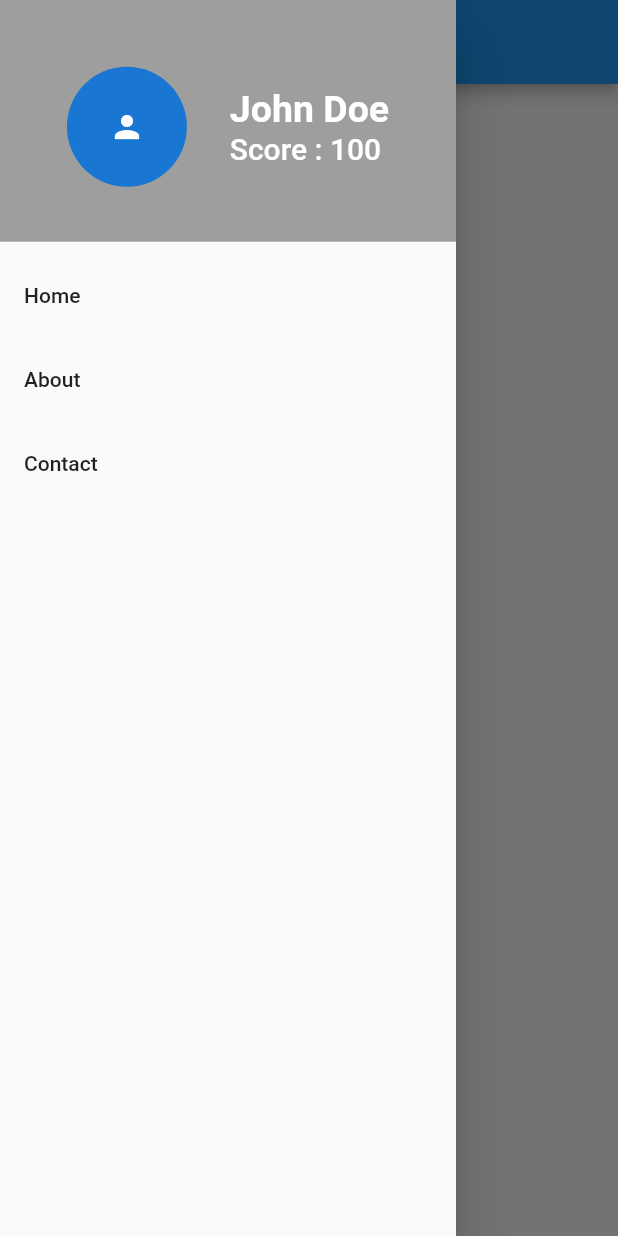
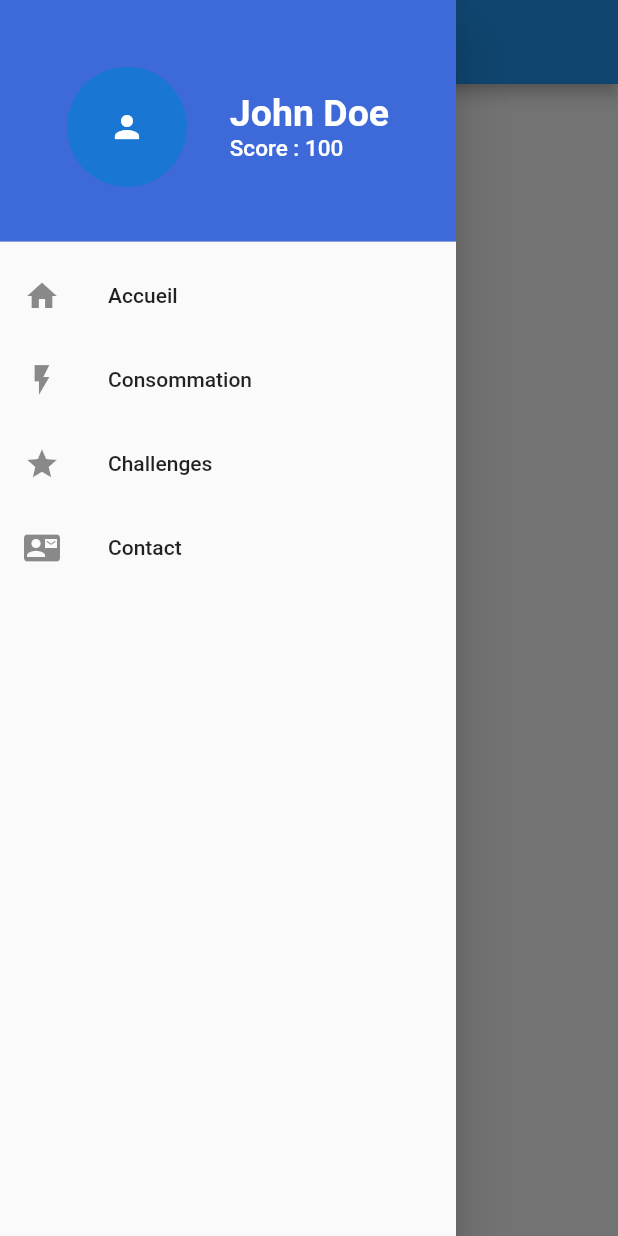
Before and after one commit to Dopey990/GreenBoost, a Flutter app: the screen it shows after launch, with the side drawer open, on a phone screen of 412 x 824 dp. Run offline on Flutter 3.47's test engine with Material 2 defaults, Android fonts, the phone set to English and light mode, and no system bars.

Commit message:
change menu display

```diff
--- a/mobile/lib/components/menu.dart
+++ b/mobile/lib/components/menu.dart
@@ -12,7 +12,8 @@ class Menu extends StatelessWidget {
 
         DrawerHeader(
           decoration: BoxDecoration(
-            color: Colors.grey.shade500,
+            // color 3D69D9
+            color: Color(0xFF3D69D9),
           ),
 
         child: Row(
@@ -35,27 +36,40 @@ class Menu extends StatelessWidget {
                 Text('Score : 100',
                 style:TextStyle(
                   color: Colors.white,
-                  fontSize: 20,
+                  fontSize: 15,
                 )),
                 ],
             ),
           ],
         ),),
         ListTile(
-          title: Text('Home'),
+          leading: Icon(Icons.home),
+          title: Text('Accueil'),
           onTap: () {
             Navigator.pop(context);
             Navigator.pushNamed(context, '/home');
           },
         ),
         ListTile(
-          title: Text('About'),
+          leading: Icon(Icons.flash_on),
+          title: Text('Consommation'),
           onTap: () {
             Navigator.pop(context);
-            Navigator.pushNamed(context, '/about');
+            Navigator.pushNamed(context, '/consommation');
           },
         ),
         ListTile(
+          //icon winner /compost
+          leading: Icon(Icons.star),
+          title: Text('Challenges'),
+          onTap: () {
+            Navigator.pop(context);
+            Navigator.pushNamed(context, '/challenge');
+          },
+        ),
+        ListTile(
+          //icon contact
+          leading: Icon(Icons.contact_mail),
           title: Text('Contact'),
           onTap: () {
             Navigator.pop(context);
```
